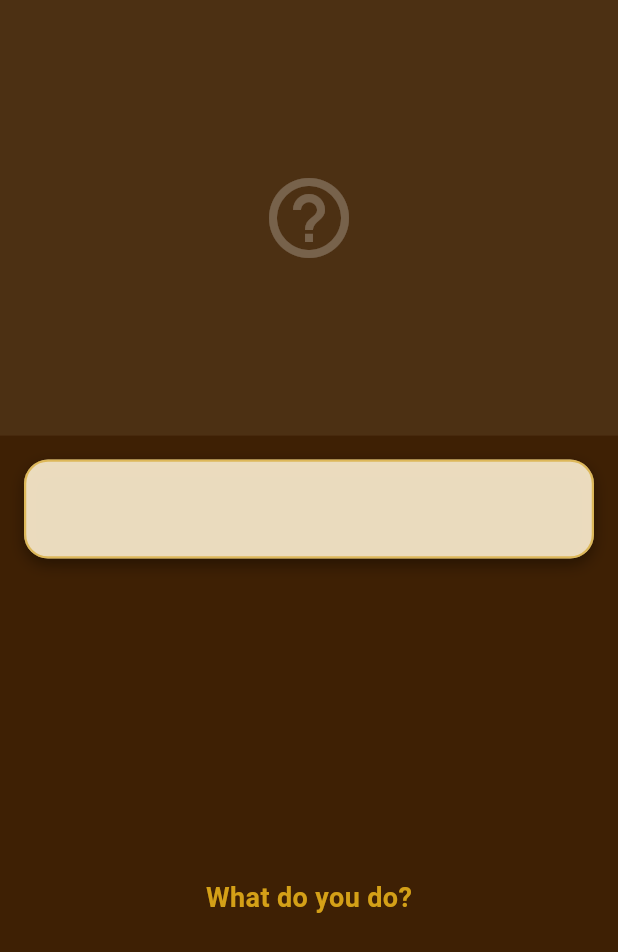
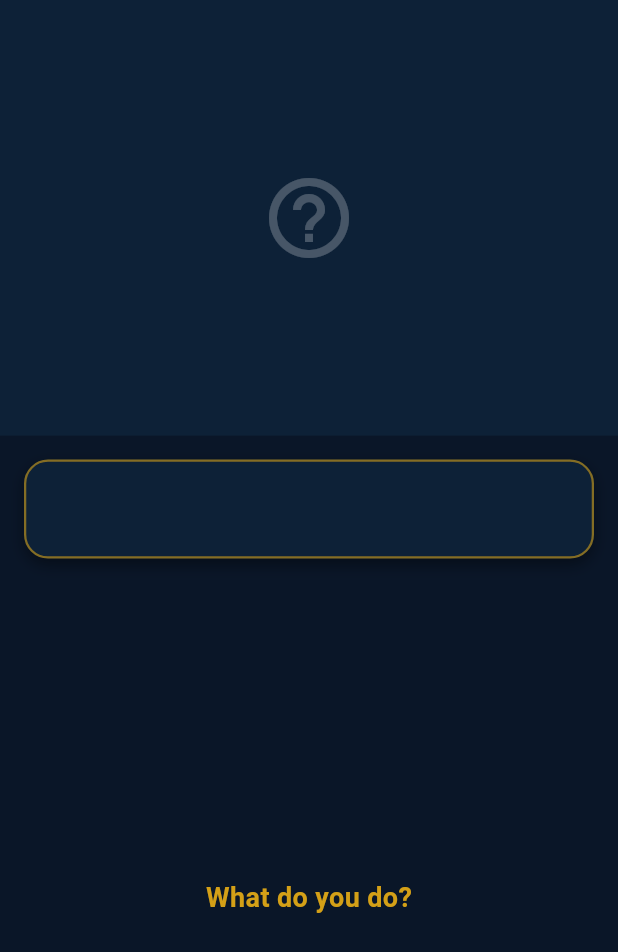
Before and after one commit to orengavish/Coin-Grow, a Flutter app: the ChoiceScreen screen opened directly with empty values, on a phone screen of 412 x 824 dp. Shown: the top 952 px of the screen. Run offline on Flutter 3.47's test engine with Material 3 defaults, Android fonts, the phone set to English and light mode, and no system bars.

Commit message:
[mobile] blue theme + sample lesson JSON
- Rename darkBrown->darkNavy, parchment->deepBlue throughout all scene screens
- Theme updated to dark brightness with navy (#0A1628) background matching owl preview
- Cards/dialogs use deepBlue (#0D2137) with lightText (#CCE4FF) for readability
- Create assets/lessons/sample_lesson.json - The Barter Problem, 8 scenes, full schema
- Create asset directories (animations, audio, lessons)
- Update CLAUDE.md and PROJECT_SCOPE.md with current milestones

Co-Authored-By: Claude Sonnet 4.6 <noreply@anthropic.com>

```diff
--- a/mobile/lib/game/scenes/choice_screen.dart
+++ b/mobile/lib/game/scenes/choice_screen.dart
@@ -18,22 +18,19 @@ class ChoiceScreen extends StatelessWidget {
   @override
   Widget build(BuildContext context) {
     return Scaffold(
-      backgroundColor: AppTheme.darkBrown,
+      backgroundColor: AppTheme.darkNavy,
       body: SafeArea(
         child: Column(
           children: [
-            // Scene illustration
             Expanded(
               flex: 2,
               child: Container(
                 width: double.infinity,
-                color: AppTheme.parchment.withOpacity(0.08),
+                color: AppTheme.deepBlue,
                 child: const Icon(Icons.help_outline, size: 64, color: Colors.white24),
               ),
             ),
-            // Narrative
             NarrativeBox(text: scene.narrative, onTap: null),
-            // Choice buttons
             Expanded(
               flex: 3,
               child: Padding(
@@ -80,8 +77,8 @@ class _ChoiceButton extends StatelessWidget {
         child: ElevatedButton(
           onPressed: onTap,
           style: ElevatedButton.styleFrom(
-            backgroundColor: AppTheme.parchment,
-            foregroundColor: AppTheme.darkBrown,
+            backgroundColor: AppTheme.deepBlue,
+            foregroundColor: AppTheme.lightText,
             padding: const EdgeInsets.symmetric(horizontal: 20, vertical: 16),
             shape: RoundedRectangleBorder(borderRadius: BorderRadius.circular(12)),
             side: BorderSide(color: AppTheme.gold.withOpacity(0.5)),
--- a/mobile/lib/screens/home_screen.dart
+++ b/mobile/lib/screens/home_screen.dart
@@ -18,7 +18,7 @@ class HomeScreen extends StatelessWidget {
   @override
   Widget build(BuildContext context) {
     return Scaffold(
-      backgroundColor: AppTheme.darkBrown,
+      backgroundColor: AppTheme.darkNavy,
       body: SafeArea(
         child: Center(
           child: Column(
--- a/mobile/lib/theme/app_theme.dart
+++ b/mobile/lib/theme/app_theme.dart
@@ -2,29 +2,33 @@ import 'package:flutter/material.dart';
 
 class AppTheme {
   static const Color gold = Color(0xFFD4A017);
-  static const Color darkBrown = Color(0xFF3E2004);
-  static const Color parchment = Color(0xFFF5E6C8);
+  static const Color darkNavy = Color(0xFF0A1628);
+  static const Color deepBlue = Color(0xFF0D2137);
+  static const Color midBlue = Color(0xFF0A1F3D);
   static const Color forestGreen = Color(0xFF2D6A4F);
   static const Color skyBlue = Color(0xFF90CAF9);
   static const Color warningOrange = Color(0xFFFF8C00);
   static const Color dangerRed = Color(0xFFB71C1C);
+  static const Color lightText = Color(0xFFCCE4FF);
 
   static ThemeData get theme => ThemeData(
         useMaterial3: true,
+        brightness: Brightness.dark,
+        scaffoldBackgroundColor: darkNavy,
         colorScheme: ColorScheme.fromSeed(
           seedColor: gold,
-          brightness: Brightness.light,
-        ),
+          brightness: Brightness.dark,
+        ).copyWith(surface: darkNavy),
         textTheme: const TextTheme(
-          displayLarge: TextStyle(fontFamily: 'Georgia', fontWeight: FontWeight.bold),
-          headlineMedium: TextStyle(fontFamily: 'Georgia'),
-          bodyLarge: TextStyle(fontSize: 16, height: 1.5),
-          bodyMedium: TextStyle(fontSize: 14, height: 1.4),
+          displayLarge: TextStyle(fontFamily: 'Georgia', fontWeight: FontWeight.bold, color: Colors.white),
+          headlineMedium: TextStyle(fontFamily: 'Georgia', color: Colors.white),
+          bodyLarge: TextStyle(fontSize: 16, height: 1.5, color: lightText),
+          bodyMedium: TextStyle(fontSize: 14, height: 1.4, color: lightText),
         ),
         elevatedButtonTheme: ElevatedButtonThemeData(
           style: ElevatedButton.styleFrom(
             backgroundColor: gold,
-            foregroundColor: darkBrown,
+            foregroundColor: darkNavy,
             padding: const EdgeInsets.symmetric(horizontal: 24, vertical: 14),
             textStyle: const TextStyle(fontSize: 16, fontWeight: FontWeight.bold),
             shape: RoundedRectangleBorder(borderRadius: BorderRadius.circular(12)),
@@ -32,7 +36,6 @@ class AppTheme {
         ),
       );
 
-  // Quality color for choice buttons
   static Color qualityColor(String quality) => switch (quality) {
         'optimal' => forestGreen,
         'acceptable' => skyBlue,
--- a/mobile/lib/widgets/narrative_box.dart
+++ b/mobile/lib/widgets/narrative_box.dart
@@ -16,17 +16,17 @@ class NarrativeBox extends StatelessWidget {
         margin: const EdgeInsets.all(16),
         padding: const EdgeInsets.all(20),
         decoration: BoxDecoration(
-          color: AppTheme.parchment.withOpacity(0.95),
+          color: AppTheme.deepBlue,
           borderRadius: BorderRadius.circular(16),
           border: Border.all(color: AppTheme.gold.withOpacity(0.6), width: 1.5),
-          boxShadow: [
-            BoxShadow(color: Colors.black38, blurRadius: 8, offset: const Offset(0, 4)),
+          boxShadow: const [
+            BoxShadow(color: Colors.black38, blurRadius: 8, offset: Offset(0, 4)),
           ],
         ),
         child: Text(
           text,
           style: const TextStyle(
-            color: AppTheme.darkBrown,
+            color: AppTheme.lightText,
             fontSize: 15,
             height: 1.6,
           ),
```
Also changed, not shown: mobile/lib/game/scenes/cutscene_screen.dart (+3 -5 lines), mobile/lib/game/scenes/debrief_screen.dart (+5 -7 lines), mobile/lib/game/scenes/dialogue_screen.dart (+7 -9 lines), mobile/lib/game/scenes/outcome_screen.dart (+6 -9 lines), 2 other files.
